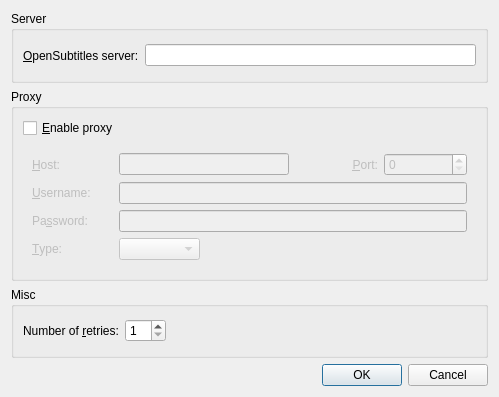
Qt form src/findsubtitles/findsubtitlesconfigdialog.ui (wilbert2000/wzplayer) before a commit.
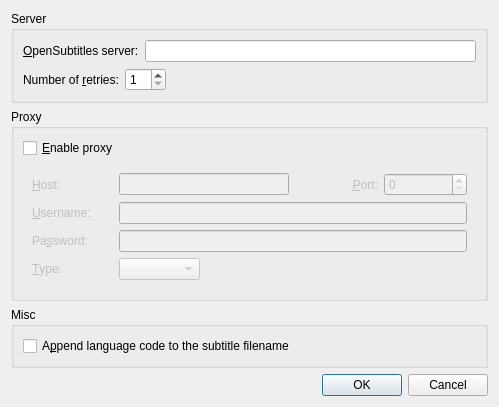
The same form after that commit.

What changed in the file:
```diff
--- a/src/findsubtitles/findsubtitlesconfigdialog.ui
+++ b/src/findsubtitles/findsubtitlesconfigdialog.ui
@@ -13,12 +13,14 @@
   <property name="windowTitle">
    <string>Options</string>
   </property>
-  <layout class="QVBoxLayout">
+  <layout class="QVBoxLayout" name="verticalLayout_3">
    <item>
     <widget class="QGroupBox" name="server_group">
      <property name="title">
       <string>Server</string>
      </property>
+     <layout class="QVBoxLayout" name="verticalLayout">
+      <item>
      <layout class="QHBoxLayout" name="horizontalLayout">
       <item>
        <widget class="QLabel" name="label">
@@ -34,6 +36,45 @@
        <widget class="QLineEdit" name="server_edit"/>
       </item>
      </layout>
+      </item>
+      <item>
+       <layout class="QHBoxLayout" name="horizontalLayout_2">
+        <item>
+         <widget class="QLabel" name="retries_label">
+          <property name="text">
+           <string>Number of &amp;retries:</string>
+          </property>
+          <property name="buddy">
+           <cstring>retries_spin</cstring>
+          </property>
+         </widget>
+        </item>
+        <item>
+         <widget class="QSpinBox" name="retries_spin">
+          <property name="minimum">
+           <number>1</number>
+          </property>
+          <property name="maximum">
+           <number>50</number>
+          </property>
+         </widget>
+        </item>
+        <item>
+         <spacer name="horizontalSpacer">
+          <property name="orientation">
+           <enum>Qt::Horizontal</enum>
+          </property>
+          <property name="sizeHint" stdset="0">
+           <size>
+            <width>257</width>
+            <height>20</height>
+           </size>
+          </property>
+         </spacer>
+        </item>
+       </layout>
+      </item>
+     </layout>
     </widget>
    </item>
    <item>
@@ -155,40 +196,14 @@
      <property name="title">
       <string>Misc</string>
      </property>
-     <layout class="QHBoxLayout" name="horizontalLayout_2">
+     <layout class="QVBoxLayout" name="verticalLayout_2">
       <item>
-       <widget class="QLabel" name="label_7">
+       <widget class="QCheckBox" name="addlang_check">
         <property name="text">
-         <string>Number of &amp;retries:</string>
+         <string>A&amp;ppend language code to the subtitle filename</string>
         </property>
-        <property name="buddy">
-         <cstring>retries_spin</cstring>
-        </property>
        </widget>
       </item>
-      <item>
-       <widget class="QSpinBox" name="retries_spin">
-        <property name="minimum">
-         <number>1</number>
-        </property>
-        <property name="maximum">
-         <number>50</number>
-        </property>
-       </widget>
-      </item>
-      <item>
-       <spacer name="horizontalSpacer">
-        <property name="orientation">
-         <enum>Qt::Horizontal</enum>
-        </property>
-        <property name="sizeHint" stdset="0">
-         <size>
-          <width>257</width>
-          <height>20</height>
-         </size>
-        </property>
-       </spacer>
-      </item>
      </layout>
     </widget>
    </item>
```
Left out of the diff: 3 changed lines with no effect on the pictures. Lines whose indentation alone changed are shown as unchanged.
